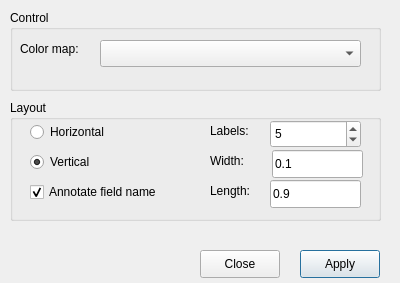
tehnick/elmerfem, file ElmerGUI/vtkpost/colorbar.ui: the form before one commit.
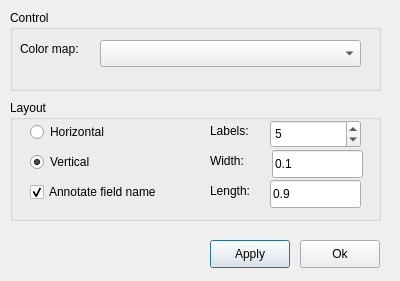
The form after the commit. Icons and pictures are not drawn.

Diff of the .ui file:
```diff
--- a/ElmerGUI/vtkpost/colorbar.ui
+++ b/ElmerGUI/vtkpost/colorbar.ui
@@ -6,7 +6,7 @@
     <x>0</x>
     <y>0</y>
     <width>400</width>
-    <height>283</height>
+    <height>281</height>
    </rect>
   </property>
   <property name="windowTitle" >
@@ -51,11 +51,11 @@
     </property>
    </widget>
   </widget>
-  <widget class="QPushButton" name="okButton" >
+  <widget class="QPushButton" name="applyButton" >
    <property name="geometry" >
     <rect>
-     <x>300</x>
-     <y>250</y>
+     <x>210</x>
+     <y>240</y>
      <width>80</width>
      <height>28</height>
     </rect>
@@ -70,17 +70,17 @@
     <bool>true</bool>
    </property>
   </widget>
-  <widget class="QPushButton" name="cancelButton" >
+  <widget class="QPushButton" name="okButton" >
    <property name="geometry" >
     <rect>
-     <x>200</x>
-     <y>250</y>
+     <x>300</x>
+     <y>240</y>
      <width>80</width>
      <height>28</height>
     </rect>
    </property>
    <property name="text" >
-    <string>Close</string>
+    <string>Ok</string>
    </property>
    <property name="icon" >
     <iconset resource="../ElmerGUI.qrc" >:/icons/dialog-close.png</iconset>
```
Left out of the diff: 4 changed lines with no effect on the pictures.
